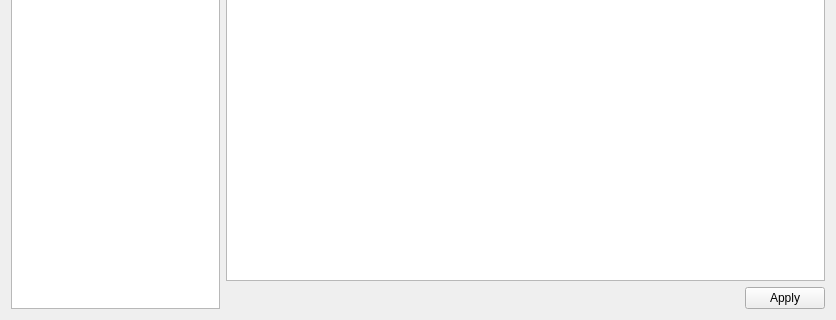
Old version of the form src/ui/tabs/common_events_tab.ui in the repository DimichGD/FHEditor; both pictures show x 0 to 836 and y 232 to 552 of the 836 by 552 pixel window.
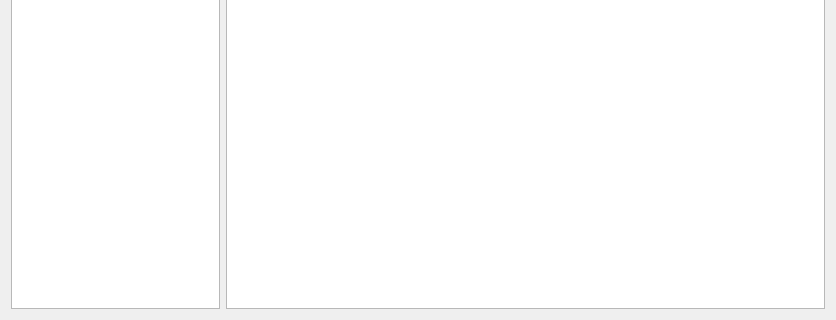
New version of the form. Custom widgets are drawn as their Qt base class.

```diff
--- a/src/ui/tabs/common_events_tab.ui
+++ b/src/ui/tabs/common_events_tab.ui
@@ -181,30 +181,6 @@
          </property>
         </widget>
        </item>
-       <item>
-        <layout class="QHBoxLayout" name="horizontalLayout_14">
-         <item>
-          <spacer name="horizontalSpacer_2">
-           <property name="orientation">
-            <enum>Qt::Horizontal</enum>
-           </property>
-           <property name="sizeHint" stdset="0">
-            <size>
-             <width>40</width>
-             <height>20</height>
-            </size>
-           </property>
-          </spacer>
-         </item>
-         <item>
-          <widget class="QPushButton" name="eventApplyButton">
-           <property name="text">
-            <string>Apply</string>
-           </property>
-          </widget>
-         </item>
-        </layout>
-       </item>
       </layout>
      </item>
     </layout>
```
Left out of the diff: 3 changed lines with no effect on the pictures.
